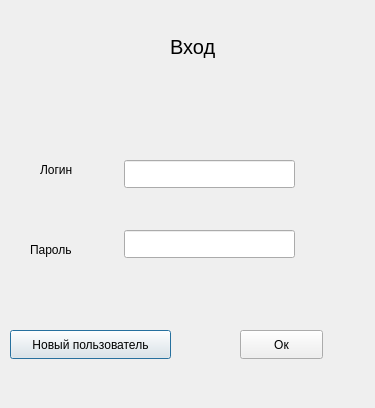
First picture: the form in client/client/loginwindow.ui, repository UsmanovaRenata/DataBase-Http-client-server, before the edit.
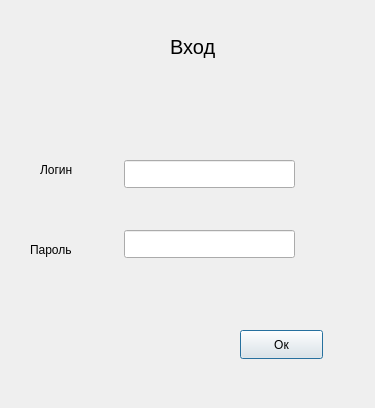
Second picture: the form after the edit.

```diff
--- a/client/client/loginwindow.ui
+++ b/client/client/loginwindow.ui
@@ -77,19 +77,6 @@
     <string>Вход</string>
    </property>
   </widget>
-  <widget class="QPushButton" name="addNewClient">
-   <property name="geometry">
-    <rect>
-     <x>10</x>
-     <y>330</y>
-     <width>161</width>
-     <height>29</height>
-    </rect>
-   </property>
-   <property name="text">
-    <string>Новый пользователь</string>
-   </property>
-  </widget>
   <widget class="QPushButton" name="pushButton">
    <property name="geometry">
     <rect>
```
